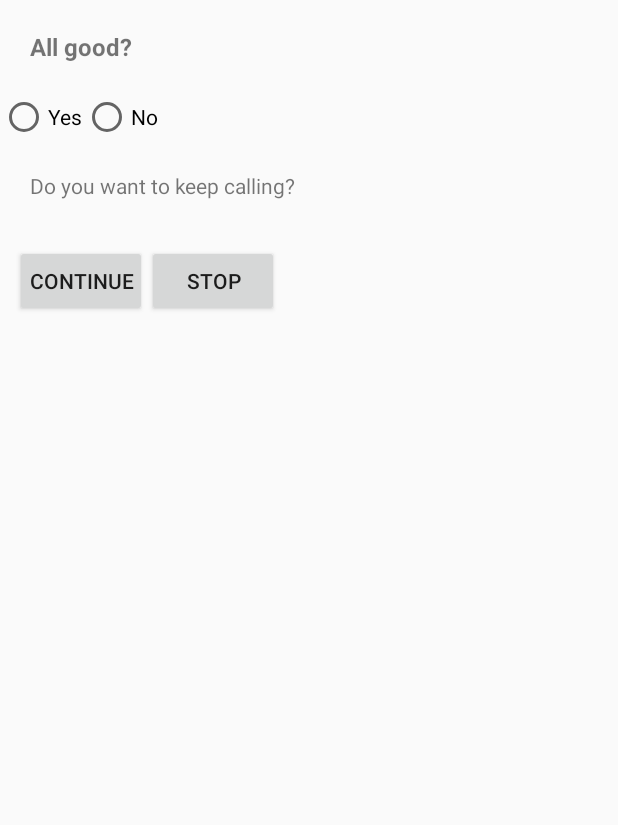
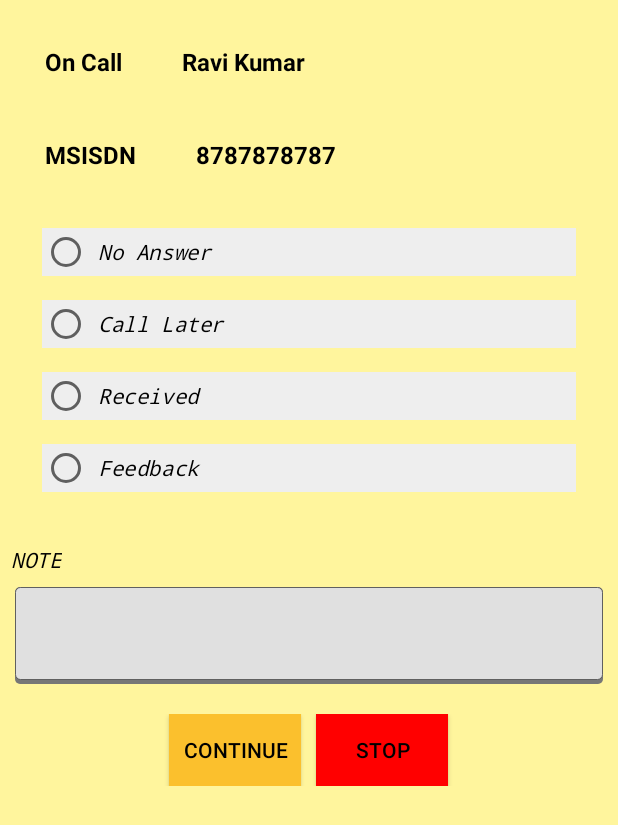
Before and after one commit to simran8810/Multi-Dial-App, an Android app: the screen it shows after launch (CallActivity), after a tap on "START CALLING", on a phone screen of 412 x 824 dp. Shown: the top 825 px of the screen. Run offline under Robolectric (Android 15) with nearby library versions, the phone set to English and light mode, and no system bars.

Commit message:
Layout Changes

```diff
--- a/app/src/main/java/com/example/multi_dial_app/CallActivity.java
+++ b/app/src/main/java/com/example/multi_dial_app/CallActivity.java
@@ -10,9 +10,6 @@ import android.widget.Button;
 import android.widget.RadioButton;
 import android.widget.Toast;
 
-/**
- * Created by dhruv on 24/3/15.
- */
 public class CallActivity extends Activity {
 
 
--- a/app/src/main/java/com/example/multi_dial_app/MainActivity.java
+++ b/app/src/main/java/com/example/multi_dial_app/MainActivity.java
@@ -30,9 +30,9 @@ public class MainActivity extends Activity {
 
         numbers = new ArrayList<>();
 
-        numbers.add("tel:111111");
-        numbers.add("tel:22222");
-        numbers.add("tel:33333");
+        numbers.add("tel:8765342756");
+        numbers.add("tel:9785632764");
+        numbers.add("tel:7853624567");
 
 
         //TelephonyManager TelephonyMgr = (TelephonyManager) getSystemService(Context.TELEPHONY_SERVICE);
--- /dev/null
+++ b/app/src/main/res/drawable/edit_text_round_corner.xml
@@ -0,0 +1,24 @@
+<?xml version="1.0" encoding="utf-8"?>
+<layer-list xmlns:android="http://schemas.android.com/apk/res/android">
+
+    <!-- Bottom 2dp Shadow -->
+    <item>
+        <shape android:shape="rectangle">
+            <solid android:color="#777777" />
+
+            <corners android:radius="3dp" />
+        </shape>
+    </item>
+
+    <!-- White Top color -->
+    <item android:bottom="3dp">
+
+        <shape android:shape="rectangle">
+            <stroke android:width="1px" android:color="#606060"></stroke>
+            <gradient android:startColor="#E0E0E0" android:centerColor="#E0E0E0" android:endColor="#E0E0E0" android:angle="90" />
+            <corners android:radius="3dp" />
+        </shape>
+
+    </item>
+
+</layer-list>
--- a/app/src/main/res/layout/activity_main.xml
+++ b/app/src/main/res/layout/activity_main.xml
@@ -1,14 +1,20 @@
-<RelativeLayout xmlns:android="http://schemas.android.com/apk/res/android"
-    xmlns:tools="http://schemas.android.com/tools" android:layout_width="match_parent"
-    android:layout_height="match_parent" android:paddingLeft="@dimen/activity_horizontal_margin"
-    android:paddingRight="@dimen/activity_horizontal_margin"
-    android:paddingTop="@dimen/activity_vertical_margin"
-    android:paddingBottom="@dimen/activity_vertical_margin" tools:context=".MainActivity">
+<LinearLayout xmlns:android="http://schemas.android.com/apk/res/android"
+    xmlns:tools="http://schemas.android.com/tools"
+    android:layout_width="match_parent"
+    android:layout_height="match_parent"
+    android:padding="20dp"
+    tools:context=".MainActivity"
+    android:background="@color/accent">
 
     <Button
-        android:layout_width="wrap_content"
+        android:layout_width="fill_parent"
         android:layout_height="wrap_content"
         android:id="@+id/startCalling"
-        android:text="@string/startCalling"/>
+        android:padding="20dp"
+        android:text="@string/startCalling"
+        android:textSize="20dp"
+        android:layout_gravity="center"
+        android:elevation="20dp"
+        android:background="@color/primaryDark"/>
 
-</RelativeLayout>
+</LinearLayout>
--- a/app/src/main/res/layout/activity_second.xml
+++ b/app/src/main/res/layout/activity_second.xml
@@ -1,45 +1,146 @@
 <?xml version="1.0" encoding="utf-8"?>
 <LinearLayout xmlns:android="http://schemas.android.com/apk/res/android"
-    android:orientation="vertical" android:layout_width="match_parent"
-    android:layout_height="match_parent">
+    android:orientation="vertical"
+    android:layout_width="match_parent"
+    android:layout_height="match_parent"
+    android:background="@color/accent">
 
-    <TextView
-        android:layout_width="match_parent"
-        android:layout_height="wrap_content"
-        android:text="@string/question"
-        android:textSize="16sp"
-        android:textStyle="bold"
-        android:layout_margin="20dp"/>
-
-    <RadioGroup xmlns:android="http://schemas.android.com/apk/res/android"
-        android:layout_width="match_parent"
-        android:layout_height="wrap_content"
-        android:orientation="horizontal">
-        <RadioButton android:id="@+id/radio_doIt"
-            android:layout_width="wrap_content"
-            android:layout_height="wrap_content"
-            android:text="@string/doIt"
-            android:onClick="onRadioButtonClicked"/>
-        <RadioButton android:id="@+id/radio_dontDoIt"
-            android:layout_width="wrap_content"
-            android:layout_height="wrap_content"
-            android:text="@string/dontDoIt"
-            android:onClick="onRadioButtonClicked"/>
-    </RadioGroup>
-
-
-
-    <TextView
-        android:layout_width="match_parent"
-        android:layout_height="wrap_content"
-        android:text="@string/callMaybe"
-        android:layout_margin="20dp"/>
 
     <LinearLayout
         android:layout_width="match_parent"
         android:layout_height="wrap_content"
         android:orientation="horizontal"
-        android:layout_margin="10dp">
+        android:layout_marginLeft="20dp"
+        android:layout_marginTop="20dp"
+        >
+
+        <TextView
+            android:layout_width="wrap_content"
+            android:layout_height="wrap_content"
+            android:text="On Call"
+            android:textSize="16sp"
+            android:textStyle="bold"
+            android:padding="10dp">
+        </TextView>
+        <TextView
+            android:layout_width="wrap_content"
+            android:layout_height="wrap_content"
+            android:text="Ravi Kumar"
+            android:textSize="16sp"
+            android:textStyle="bold"
+            android:layout_marginLeft="20dp"
+            android:padding="10dp"
+            >
+        </TextView>
+    </LinearLayout>
+
+    <LinearLayout
+        android:layout_width="match_parent"
+        android:layout_height="wrap_content"
+        android:orientation="horizontal"
+        android:layout_marginLeft="20dp"
+        android:layout_marginTop="20dp">
+        <TextView
+            android:layout_width="wrap_content"
+            android:layout_height="wrap_content"
+            android:text="MSISDN"
+            android:textSize="16sp"
+            android:textStyle="bold"
+            android:padding="10dp">
+        </TextView>
+        <TextView
+            android:layout_width="wrap_content"
+            android:layout_height="wrap_content"
+            android:text="8787878787"
+            android:textSize="16sp"
+            android:textStyle="bold"
+            android:layout_marginLeft="20dp"
+            android:padding="10dp"
+            >
+        </TextView>
+    </LinearLayout>
+
+
+    <RadioGroup xmlns:android="http://schemas.android.com/apk/res/android"
+        android:layout_width="match_parent"
+        android:layout_height="wrap_content"
+        android:orientation="vertical"
+        android:padding="20dp">
+        <RadioButton android:id="@+id/radio_doIt"
+            android:layout_width="match_parent"
+            android:layout_height="wrap_content"
+            android:text="@string/noAnswer"
+            android:onClick="onRadioButtonClicked"
+            android:background="@color/grey"
+            android:layout_margin="8dp"
+            style="@style/textMyStyle"/>
+        <RadioButton android:id="@+id/radio_dontDoIt"
+            android:layout_width="match_parent"
+            android:layout_height="wrap_content"
+            android:text="@string/callLater"
+            android:onClick="onRadioButtonClicked"
+            android:background="@color/grey"
+            android:layout_margin="8dp"
+            style="@style/textMyStyle"/>
+        <RadioButton android:id="@+id/radio_recieved"
+            android:layout_width="match_parent"
+            android:layout_height="wrap_content"
+            android:text="@string/received"
+            android:onClick="onRadioButtonClicked"
+            android:background="@color/grey"
+            android:layout_margin="8dp"
+            style="@style/textMyStyle"/>
+        <RadioButton android:id="@+id/radio_feedback"
+            android:layout_width="match_parent"
+            android:layout_height="wrap_content"
+            android:text="@string/feedback"
+            android:onClick="onRadioButtonClicked"
+            android:background="@color/grey"
+            android:layout_margin="8dp"
+            style="@style/textMyStyle"
+            />
+
+    </RadioGroup>
+
+
+    <LinearLayout
+        android:layout_width="fill_parent"
+        android:layout_height="wrap_content"
+        android:orientation="vertical">
+        <TextView
+            android:id="@+id/companyTextView"
+            android:layout_width="wrap_content"
+            android:layout_height="wrap_content"
+            android:text="@string/note"
+            android:layout_margin="2dp"
+            android:paddingLeft="5dp"
+            style="@style/textMyStyle"/>
+
+
+        <EditText
+            android:id="@+id/companyNameEditText"
+            android:layout_width="fill_parent"
+            android:layout_height="wrap_content"
+            android:layout_marginLeft="10dp"
+            android:layout_marginRight="10dp"
+            android:layout_marginTop="1dip"
+            android:paddingTop="10dip"
+            android:paddingBottom="10dip"
+            android:inputType="textMultiLine"
+            android:lines="3"
+            android:textColor="#00366d"
+            android:textSize="12sp"
+            android:background="@drawable/edit_text_round_corner"/>
+
+        </LinearLayout>
+
+
+    <LinearLayout
+        android:layout_width="match_parent"
+        android:layout_height="wrap_content"
+        android:orientation="horizontal"
+        android:layout_margin="20dp"
+        android:gravity="center_horizontal">
 
         <Button
             android:layout_width="wrap_content"
@@ -47,6 +148,7 @@
             android:id="@+id/continueCalling"
             android:text="@string/continueCall"
             android:padding="3dp"
+            android:background="@color/primaryDark"
             />
 
         <Button
@@ -55,6 +157,8 @@
             android:id="@+id/stopCalling"
             android:text="@string/stopCall"
             android:padding="3dp"
+            android:background="@color/red"
+            android:layout_marginLeft="10dp"
             />
 
 
--- /dev/null
+++ b/app/src/main/res/values-v21/styles.xml
@@ -0,0 +1,12 @@
+<?xml version="1.0" encoding="utf-8"?>
+<resources>
+
+    <style name="AppTheme" parent="Theme.AppCompat.Light">
+        <item name="colorPrimary">@color/primary</item>
+        <item name="android:colorPrimaryDark">@color/primaryDark</item>
+        <item name="android:colorAccent">@color/accent</item>
+        <item name="android:textColorPrimary">@color/white</item>
+        <item name="android:textColor">@color/black</item>
+    </style>
+
+</resources>
--- /dev/null
+++ b/app/src/main/res/values/color.xml
@@ -0,0 +1,10 @@
+<?xml version="1.0" encoding="utf-8"?>
+<resources>
+    <color name="grey">#EEEEEE</color>
+    <color name="white">#FFFFFF</color>
+    <color name="red">#FF0000</color>
+    <color name="primary">#FFEB3B</color>
+    <color name="primaryDark">#FBC02D</color>
+    <color name="accent">#FFF59D</color>
+    <color name="black">#000000</color>
+</resources>
--- a/app/src/main/res/values/strings.xml
+++ b/app/src/main/res/values/strings.xml
@@ -4,12 +4,15 @@
     <string name="hello_world">Hello world!</string>
     <string name="action_settings">Settings</string>
     <string name="question">All good?</string>
-    <string name="doIt">Yes</string>
-    <string name="dontDoIt">No</string>
+    <string name="noAnswer">No Answer</string>
+    <string name="callLater">Call Later</string>
+    <string name="received">Received</string>
+    <string name="feedback">Feedback</string>
     <string name="callMaybe">Do you want to keep calling?</string>
     <string name="continueCall">Continue</string>
     <string name="stopCall">Stop</string>
     <string name="startCalling">Start Calling</string>
 
+    <string name="note">NOTE</string>
 
 </resources>
--- a/app/src/main/res/values/styles.xml
+++ b/app/src/main/res/values/styles.xml
@@ -1,8 +1,24 @@
 <resources>
 
     <!-- Base application theme. -->
-    <style name="AppTheme" parent="Theme.AppCompat.Light.DarkActionBar">
-        <!-- Customize your theme here. -->
+    <style name="AppTheme" parent="Theme.AppCompat.Light">
+        <item name="colorPrimary">@color/primary</item>
+        <item name="android:colorPrimaryDark">@color/primaryDark</item>
+        <item name="android:colorAccent">@color/accent</item>
+        <item name="android:textColorPrimary">@color/white</item>
+        <item name="android:textColor">@color/black</item>
+    </style>
+    <style name="textMyStyle">
+        <item name="android:layout_width">match_parent</item>
+        <item name="android:layout_height">wrap_content</item>
+        <item name="android:typeface">monospace</item>
+        <item name="android:textColor">#000000</item>
+        <item name="android:textStyle">italic</item>
+        <item name="android:padding">5dp</item>
+        <item name="android:textSize">14sp</item>
     </style>
 
+
+
+
 </resources>
```
Also changed, not shown: 1 other file.
